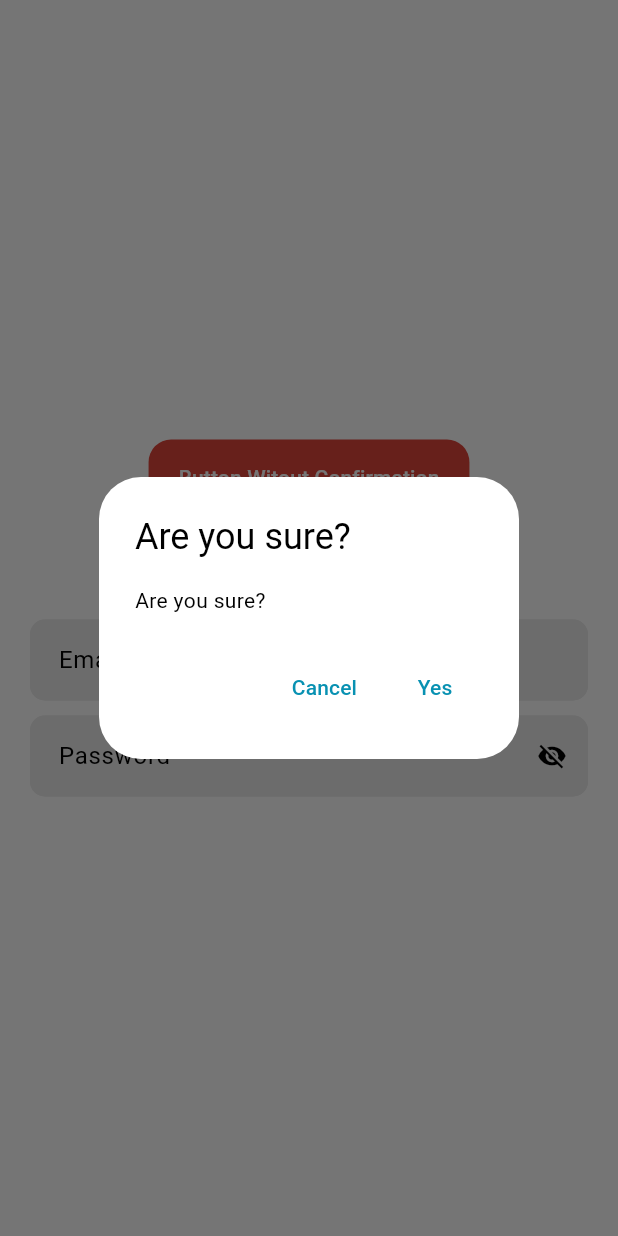
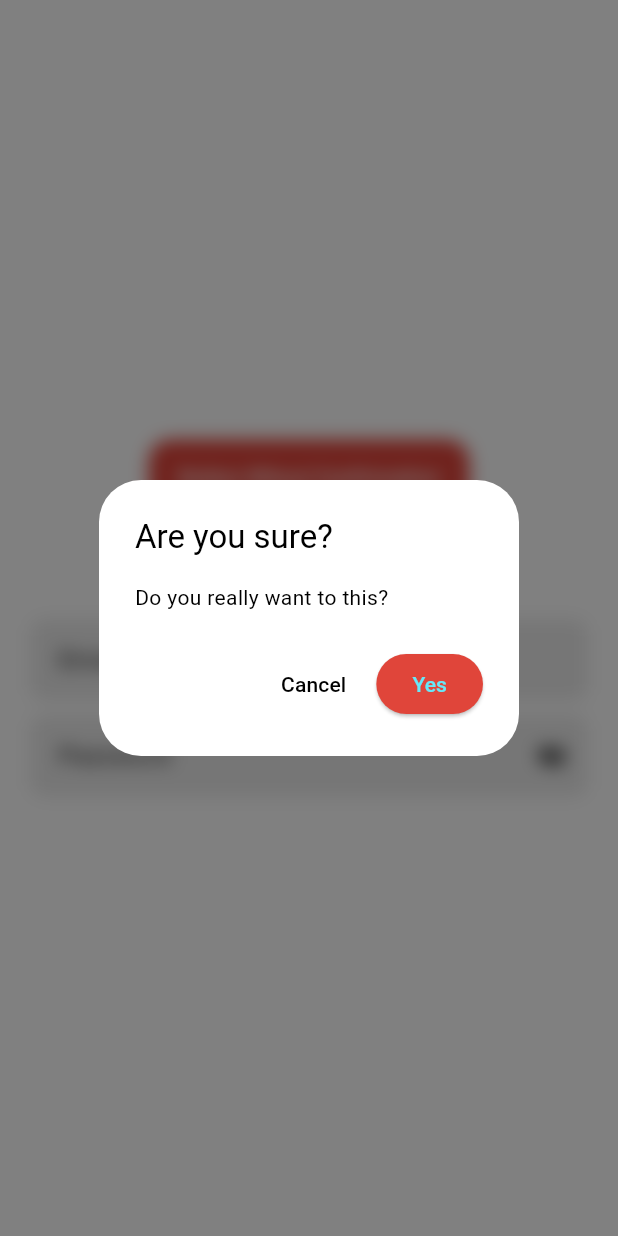
Before and after one commit to bboysidou/reusable_shit, a Flutter app: the screen it shows after launch, after a tap on "Button with Confirmation", on a phone screen of 412 x 824 dp. Run offline on Flutter 3.47's test engine with Material 3 defaults, Android fonts, the light colour scheme and no system bars.

Commit message:
feat: add reusable dialog

```diff
--- a/flutter/app/lib/widgets/action_button/Action.button.widget.dart
+++ b/flutter/app/lib/widgets/action_button/Action.button.widget.dart
@@ -2,6 +2,7 @@ import 'package:app/core/helpers/constants.dart';
 import 'package:app/core/helpers/theme/Custom_colors.dart';
 import 'package:flutter/material.dart';
 
+import '../dialog/Custom_dialog.widget.dart';
 import 'widgets/loading_button_state.dart';
 
 enum ButtonVariant { primary, destructive, outline, secondary, ghost, link }
@@ -97,34 +98,17 @@ class _ActionButtonLayoutState extends State<ActionButtonLayout> {
     }
   }
 
-  void _showConfirmationDialog() {
-    showDialog(
+  void _showConfirmationDialog() async {
+    await showAppDialog(
       context: context,
-      builder: (_) => AlertDialog(
-        title: const Text('Are you sure?'),
-        content: Text(
-          widget.confirmationMessage ?? 'Please confirm your action.',
-        ),
-        actions: [
-          TextButton(
-            onPressed: () => Navigator.pop(context),
-            child: const Text('Cancel'),
-          ),
-          TextButton(
-            onPressed: () {
-              Navigator.pop(context);
-              _handlePressed();
-            },
-            child: widget.isLoading
-                ? const SizedBox(
-                    width: Constants.paddingMD,
-                    height: Constants.paddingMD,
-                    child: CircularProgressIndicator(strokeWidth: 2),
-                  )
-                : const Text('Yes'),
-          ),
-        ],
-      ),
+      title: 'Are you sure?',
+      content: const Text('Do you really want to this?'),
+      confirmText: 'Yes',
+      confirmColor: ColorsManager.destructive,
+      withConfirmation: true,
+      onConfirm: () {
+        _handlePressed();
+      },
     );
   }
 
--- /dev/null
+++ b/flutter/app/lib/widgets/dialog/Custom_dialog.widget.dart
@@ -0,0 +1,82 @@
+import 'package:flutter/material.dart';
+
+import 'dart:ui';
+
+import '../../core/helpers/theme/Custom_colors.dart';
+
+Future<void> showAppDialog({
+  required BuildContext context,
+  required String title,
+  required Widget content,
+  required VoidCallback onConfirm,
+  bool withConfirmation = false,
+  String cancelText = 'Cancel',
+  String confirmText = 'OK',
+  Color? confirmColor,
+  bool barrierDismissible = true,
+}) {
+  final theme = Theme.of(context);
+  final confirmButtonColor = confirmColor ?? theme.colorScheme.primary;
+
+  return showGeneralDialog(
+    context: context,
+    barrierDismissible: barrierDismissible,
+    barrierLabel: MaterialLocalizations.of(context).modalBarrierDismissLabel,
+    barrierColor: ColorsManager.backgroundDark.withValues(alpha: 0.5),
+    pageBuilder: (context, animation, secondaryAnimation) {
+      return BackdropFilter(
+        filter: ImageFilter.blur(sigmaX: 6, sigmaY: 6),
+        child: Center(
+          child: AlertDialog(
+            backgroundColor: theme.colorScheme.surface,
+            surfaceTintColor: Colors.transparent,
+            title: Text(
+              title,
+              style: theme.textTheme.titleLarge?.copyWith(
+                color: theme.colorScheme.onSurface,
+              ),
+            ),
+            content: content,
+            actions: withConfirmation
+                ? [
+                    TextButton(
+                      onPressed: () => Navigator.of(context).pop(),
+                      child: Text(
+                        cancelText,
+                        style: theme.textTheme.labelLarge?.copyWith(
+                          color: theme.colorScheme.onSurface,
+                        ),
+                      ),
+                    ),
+                    ElevatedButton(
+                      style: ElevatedButton.styleFrom(
+                        backgroundColor: confirmButtonColor,
+                        foregroundColor: theme.colorScheme.onPrimary,
+                      ),
+                      onPressed: () {
+                        Navigator.of(context).pop();
+                        onConfirm();
+                      },
+                      child: Text(confirmText),
+                    ),
+                  ]
+                : [
+                    TextButton(
+                      onPressed: () => Navigator.of(context).pop(),
+                      child: Text(
+                        "Ok",
+                        style: theme.textTheme.labelLarge?.copyWith(
+                          color: theme.colorScheme.onSurface,
+                        ),
+                      ),
+                    ),
+                  ],
+          ),
+        ),
+      );
+    },
+    transitionBuilder: (context, animation, secondaryAnimation, child) {
+      return FadeTransition(opacity: animation, child: child);
+    },
+  );
+}
```
